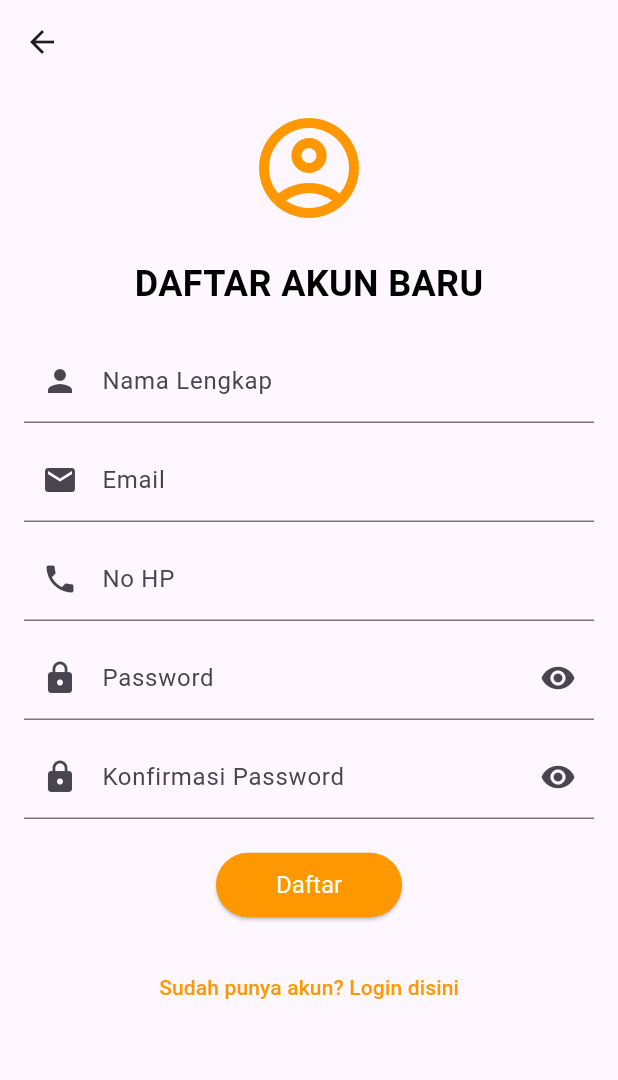
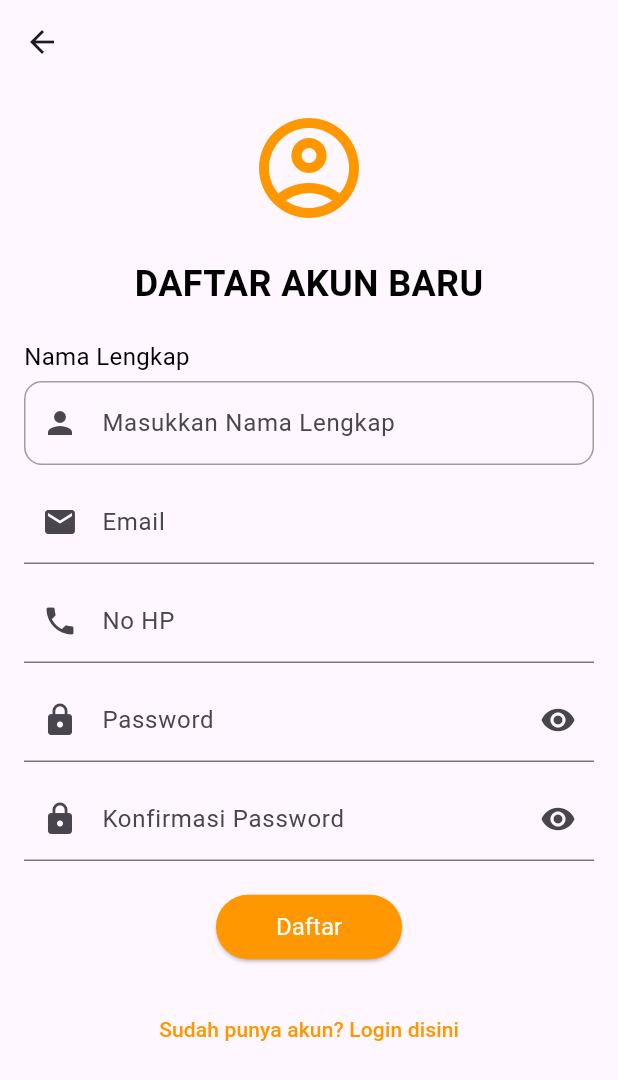
Before and after one commit to azzamaflah/20220140110_UCP1Flutter, a Flutter app: the RegisterPage screen opened directly, on a phone screen of 412 x 824 dp. Shown: the top 1080 px of the screen. Run offline on Flutter 3.47's test engine with Material 3 defaults, Android fonts, the phone set to English and light mode, and no system bars.

Commit message:
membuat kolom dan border pada nama lengkap

```diff
--- a/lib/RegisterPage.dart
+++ b/lib/RegisterPage.dart
@@ -76,11 +76,33 @@ class _RegisterPageState extends State<RegisterPage> {
               ),
               const SizedBox(height: 20),
 
+            Align(
+                alignment: Alignment.centerLeft,
+                child: Text(
+                  'Nama Lengkap',
+                  style: TextStyle(fontSize: 16, color: Colors.black),
+                ),
+              ),
+              const SizedBox(height: 5),
               TextFormField(
                 controller: nameController,
-                decoration: const InputDecoration(
-                  labelText: 'Nama Lengkap',
-                  prefixIcon: Icon(Icons.person),
+                decoration: InputDecoration(
+                  prefixIcon: const Icon(Icons.person),
+                  hintText: 'Masukkan Nama Lengkap',
+                  border: OutlineInputBorder(
+                    borderRadius: BorderRadius.circular(12.0),
+                  ),
+                  focusedBorder: OutlineInputBorder(
+                    borderRadius: BorderRadius.circular(12.0),
+                    borderSide: const BorderSide(
+                      color: Colors.orange,
+                      width: 2,
+                    ),
+                  ),
+                  enabledBorder: OutlineInputBorder(
+                    borderRadius: BorderRadius.circular(12.0),
+                    borderSide: const BorderSide(color: Colors.grey, width: 1),
+                  ),
                 ),
                 validator: (value) {
                   if (value == null || value.isEmpty) {
```
